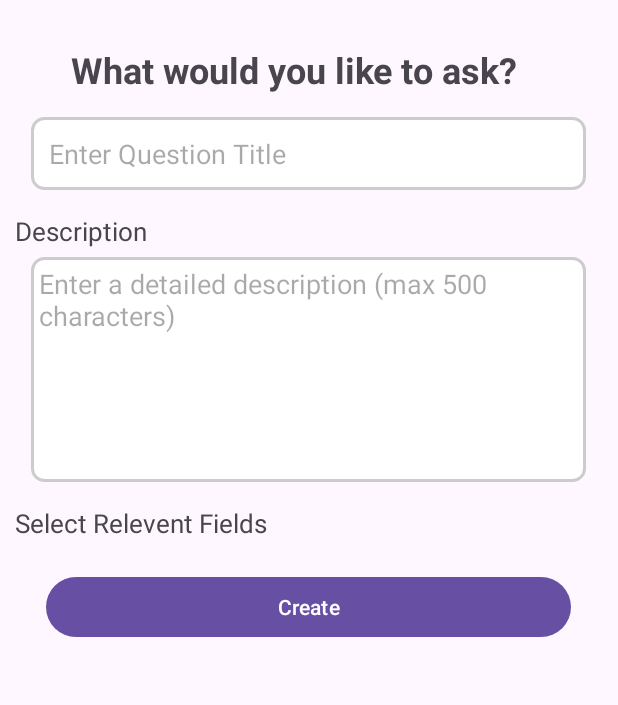
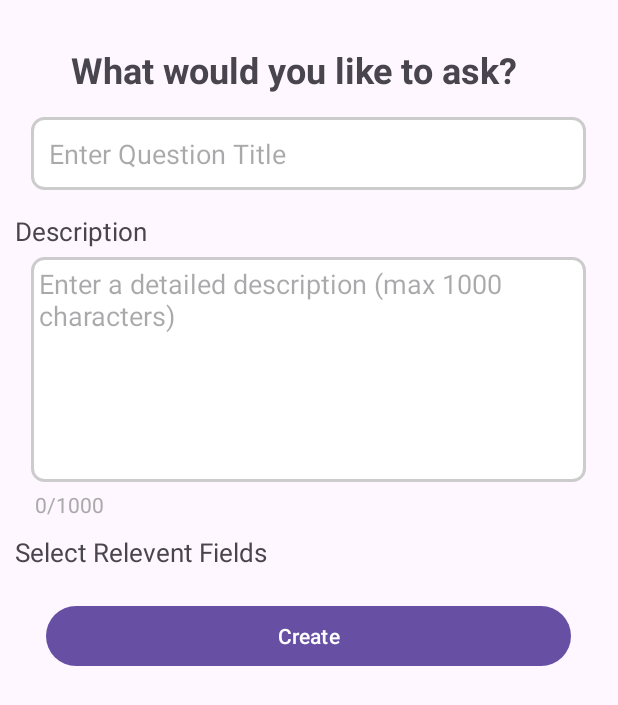
Before and after one commit to Poplol517/IntershipSharingApp, an Android app: the layout fragment_create_question.xml on its own in the app's theme, with its tools: preview values and no code run, on a phone screen of 412 x 824 dp. Shown: the top 705 px of the screen. Run offline under Robolectric (Android 15) with nearby library versions, the phone set to English and light mode, and no system bars; network calls fail.

Commit message:
changed create post from fragment to intent and added the toolbar
included description character counter for both create internship and question post

```diff
--- a/app/src/main/res/layout/fragment_create_question.xml
+++ b/app/src/main/res/layout/fragment_create_question.xml
@@ -53,13 +53,21 @@
             android:layout_marginBottom="15dip"
             android:layout_gravity="center"
             android:gravity="top|start"
-            android:hint="Enter a detailed description (max 500 characters)"
+            android:hint="Enter a detailed description (max 1000 characters)"
             android:inputType="textMultiLine"
             android:minLines="5"
             android:scrollbars="vertical"
             android:paddingLeft="5dp"
             android:paddingTop="5dp"
             android:background="@drawable/edittext_border"/>
+        <TextView
+            android:id="@+id/charCountText"
+            android:layout_width="wrap_content"
+            android:layout_height="wrap_content"
+            android:text="0/1000"
+            android:textColor="@android:color/darker_gray"
+            android:paddingLeft="23dp"
+            />
         <!-- Description Label -->
         <TextView
             android:layout_width="fill_parent"
```
Also changed, not shown: app/src/main/java/mdad/localdata/intershipsharingapp/CreateQuestionFragment.java (+39 -1 lines).
